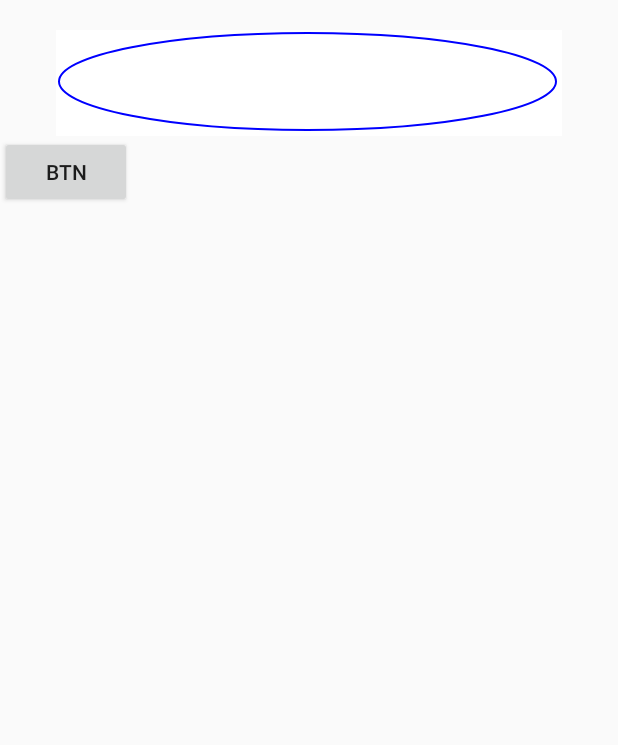
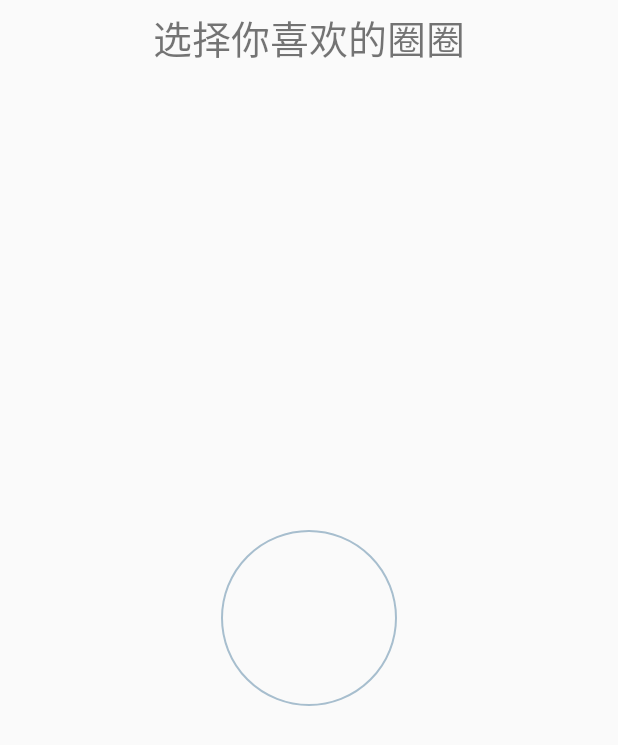
Before and after one commit to RustFisher/aboutView, an Android app: the CirclesActivity screen opened directly, with no data from a screen before it, on a phone screen of 412 x 824 dp. Shown: the top 745 px of the screen. Run offline under Robolectric (Android 15) with nearby library versions, the phone set to English and light mode, and no system bars.

Commit message:
Summary:Circle view
[Description]:
app/src/main/java/com/rust/aboutview/CirclesActivity.java
app/src/main/java/com/rust/aboutview/view/MyCircle.java
app/src/main/java/com/rust/aboutview/view/OptionCircle.java
app/src/main/java/com/rust/aboutview/view/OvalView.java
app/src/main/res/layout/activity_circle_choose.xml
app/src/main/res/values/strings.xml

```diff
--- a/app/src/main/java/com/rust/aboutview/CirclesActivity.java
+++ b/app/src/main/java/com/rust/aboutview/CirclesActivity.java
@@ -2,18 +2,67 @@ package com.rust.aboutview;
 
 import android.app.Activity;
 import android.os.Bundle;
+import android.os.Handler;
+import android.os.Message;
 
-import com.rust.aboutview.view.OvalView;
+import com.rust.aboutview.view.OptionCircle;
+
 
 public class CirclesActivity extends Activity {
-    OvalView ovalView;
+
+    private static final int CENTER_CIRCLE = 101;
+
+    OptionCircle centerCircle;
+
+    CircleHandler handler = new CircleHandler(this);
+
+    /**
+     * Handler : update UI
+     */
+    static class CircleHandler extends Handler {
+        CirclesActivity activity;
+
+        CircleHandler(CirclesActivity a) {
+            activity = a;
+        }
+
+        @Override
+        public void handleMessage(Message msg) {
+            switch (msg.what) {
+                case CENTER_CIRCLE: {
+
+                }
+
+            }
+        }
+    }
+
+    class UpdateCircles implements Runnable {
+
+        @Override
+        public void run() {
+            while (true) {
+                Message message = new Message();
+                message.what = CENTER_CIRCLE;
+                handler.sendEmptyMessage(message.what);
+                try {
+                    Thread.sleep(10); // pause
+                } catch (InterruptedException e) {
+                    Thread.currentThread().interrupt();
+                }
+            }
+        }
+    }
 
     @Override
     protected void onCreate(Bundle savedInstanceState) {
         super.onCreate(savedInstanceState);
         setContentView(R.layout.activity_circle_choose);
-        ovalView = (OvalView) findViewById(R.id.rocket_view);
-        ovalView.setOvalRect(0, 0, 500, 100);
+        centerCircle = (OptionCircle) findViewById(R.id.center_circle);
+        centerCircle.invalidate();
+        centerCircle.setRadius(58);
 
     }
+
+
 }
--- /dev/null
+++ b/app/src/main/java/com/rust/aboutview/view/OptionCircle.java
@@ -0,0 +1,55 @@
+package com.rust.aboutview.view;
+
+import android.content.Context;
+import android.graphics.Canvas;
+import android.graphics.Paint;
+import android.util.AttributeSet;
+import android.view.View;
+
+public class OptionCircle extends View {
+
+    private final Paint paint;
+    private final Context context;
+    int radius = -1;
+
+    public OptionCircle(Context context) {
+        this(context, null);
+    }
+
+    public OptionCircle(Context context, AttributeSet attrs) {
+        super(context, attrs);
+        this.context = context;
+        this.paint = new Paint();
+        this.paint.setAntiAlias(true);
+        this.paint.setStyle(Paint.Style.STROKE);
+    }
+
+    public void setRadius(int r) {
+        this.radius = r;
+    }
+
+    @Override
+    protected void onDraw(Canvas canvas) {
+        int center = getWidth() / 2;
+        int innerCircle = 69;
+        if (radius > 0) {
+            innerCircle = dip2px(context, radius); //set inner radius
+        }
+
+        // draw circle
+        this.paint.setARGB(255, 167, 190, 206);
+        this.paint.setStrokeWidth(2);
+        canvas.drawCircle(center, center, innerCircle, this.paint);
+
+        super.onDraw(canvas);
+    }
+
+
+    /**
+     * 根据手机的分辨率从 dp 的单位 转成为 px(像素)
+     */
+    public static int dip2px(Context context, float dpValue) {
+        final float scale = context.getResources().getDisplayMetrics().density;
+        return (int) (dpValue * scale + 0.5f);
+    }
+}
--- a/app/src/main/java/com/rust/aboutview/view/OvalView.java
+++ /dev/null
@@ -1,130 +0,0 @@
-package com.rust.aboutview.view;
-
-import android.content.Context;
-import android.content.res.TypedArray;
-import android.graphics.Canvas;
-import android.graphics.Color;
-import android.graphics.Paint;
-import android.graphics.RectF;
-import android.util.AttributeSet;
-import android.view.View;
-
-import com.rust.aboutview.R;
-
-public class OvalView extends View{
-    private Paint mOvalPaint;
-    private int mStrokeWidth = 2;
-    private int padding = 3;
-
-    //椭圆参数
-    private int mOval_l;
-    private int mOval_t;
-    private int mOval_r;
-    private int mOval_b;
-
-    //构造
-    public OvalView(Context context, AttributeSet attrs) {
-        super(context, attrs);
-        initRocketView();
-
-        TypedArray a = context.obtainStyledAttributes(attrs,
-                R.styleable.OvalView);
-
-        mOval_l = a.getDimensionPixelOffset(R.styleable.OvalView_ovalLeft, padding);
-        mOval_t = a.getDimensionPixelOffset(R.styleable.OvalView_ovalTop, padding);
-        mOval_r = a.getDimensionPixelOffset(R.styleable.OvalView_ovalRight, 100);
-        mOval_b = a.getDimensionPixelOffset(R.styleable.OvalView_ovalBottom, 100);
-
-        a.recycle();
-    }
-
-    private void initRocketView() {
-        mOvalPaint = new Paint();
-        mOvalPaint.setAntiAlias(true);
-        mOvalPaint.setColor(Color.BLUE);
-        mOvalPaint.setStyle(Paint.Style.STROKE);
-        mOvalPaint.setStrokeWidth(mStrokeWidth);
-        setPadding(padding,padding,padding,padding);
-    }
-
-    public void setOvalRect(int l, int t, int r, int b){
-        mOval_l = l + padding;
-        mOval_t = t + padding;
-        mOval_r = r;
-        mOval_b = b;
-        requestLayout();
-        invalidate();
-    }
-    @Override
-    protected void onDraw(Canvas canvas) {
-        // TODO Auto-generated method stub
-        super.onDraw(canvas);
-        canvas.drawColor(Color.WHITE);
-        // 绘制椭圆
-        RectF re11 = new RectF(mOval_l, mOval_t, mOval_r, mOval_b);
-        canvas.drawOval(re11, mOvalPaint);
-
-//		// 绘制圆形
-//		canvas.drawCircle(mCircle_x, mCircle_y, mCircle_r, mPaint);
-    }
-
-    /**
-     * @see android.view.View#measure(int, int)
-     */
-    @Override
-    protected void onMeasure(int widthMeasureSpec, int heightMeasureSpec) {
-        setMeasuredDimension(measureWidth(widthMeasureSpec),
-                measureHeight(heightMeasureSpec));
-    }
-
-    /**
-     * Determines the width of this view
-     * @param measureSpec A measureSpec packed into an int
-     * @return The width of the view, honoring constraints from measureSpec
-     */
-    private int measureWidth(int measureSpec) {
-        int result = 0;
-        int specMode = MeasureSpec.getMode(measureSpec);
-        int specSize = MeasureSpec.getSize(measureSpec);
-
-        if (specMode == MeasureSpec.EXACTLY) {
-            // We were told how big to be
-            result = specSize;
-        } else {
-            // Measure the text
-            result = mOval_r + getPaddingLeft()
-                    + getPaddingRight();
-            if (specMode == MeasureSpec.AT_MOST) {
-                // Respect AT_MOST value if that was what is called for by measureSpec
-                result = Math.min(result, specSize);
-            }
-        }
-        return result;
-    }
-
-    /**
-     * Determines the height of this view
-     * @param measureSpec A measureSpec packed into an int
-     * @return The height of the view, honoring constraints from measureSpec
-     */
-    private int measureHeight(int measureSpec) {
-        int result = 0;
-        int specMode = MeasureSpec.getMode(measureSpec);
-        int specSize = MeasureSpec.getSize(measureSpec);
-
-        if (specMode == MeasureSpec.EXACTLY) {
-            // We were told how big to be
-            result = specSize;
-        } else {
-            // Measure the text (beware: ascent is a negative number)
-            result = mOval_b + getPaddingTop()
-                    + getPaddingBottom();
-            if (specMode == MeasureSpec.AT_MOST) {
-                // Respect AT_MOST value if that was what is called for by measureSpec
-                result = Math.min(result, specSize);
-            }
-        }
-
-        return result;
-    }
-}
--- a/app/src/main/res/layout/activity_circle_choose.xml
+++ b/app/src/main/res/layout/activity_circle_choose.xml
@@ -1,22 +1,22 @@
 <?xml version="1.0" encoding="utf-8"?>
 <RelativeLayout xmlns:android="http://schemas.android.com/apk/res/android"
-    xmlns:app="http://schemas.android.com/apk/res-auto"
     android:layout_width="match_parent"
-    android:layout_height="match_parent"
-    xmlns:rocketapp="http://schemas.android.com/tools">
+    android:layout_height="match_parent">
 
-
-    <com.rust.aboutview.view.OvalView
-        android:id="@+id/rocket_view"
+    <TextView
+        android:id="@+id/top_title"
         android:layout_width="wrap_content"
         android:layout_height="wrap_content"
         android:layout_centerHorizontal="true"
-        android:layout_marginTop="20dp"
-        rocketapp:ovalLeft="0dp" />
+        android:layout_marginTop="5dp"
+        android:text="@string/circles_top_title"
+        android:textSize="26sp" />
 
-    <Button
-        android:layout_width="wrap_content"
-        android:layout_height="wrap_content"
-        android:layout_below="@id/rocket_view"
-        android:text="btn" />
+    <com.rust.aboutview.view.OptionCircle
+        android:id="@+id/center_circle"
+        android:layout_width="140dp"
+        android:layout_height="140dp"
+        android:layout_centerHorizontal="true"
+        android:layout_centerVertical="true" />
+
 </RelativeLayout>
--- a/app/src/main/res/values/strings.xml
+++ b/app/src/main/res/values/strings.xml
@@ -19,4 +19,7 @@
     <string name="notification_activity">notification demo</string>
     <string name="circle_activity">自定义view</string>
 
+    <!-- circle activity string -->
+    <string name="circles_top_title">选择你喜欢的圈圈</string>
+
 </resources>
```
Also changed, not shown: app/src/main/java/com/rust/aboutview/view/MyCircle.java (deleted, +0 -170 lines).
